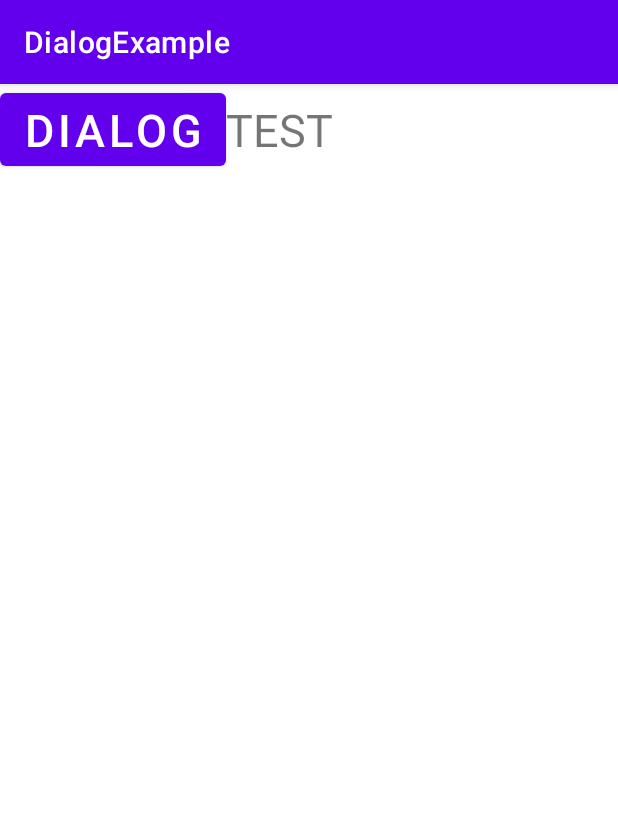
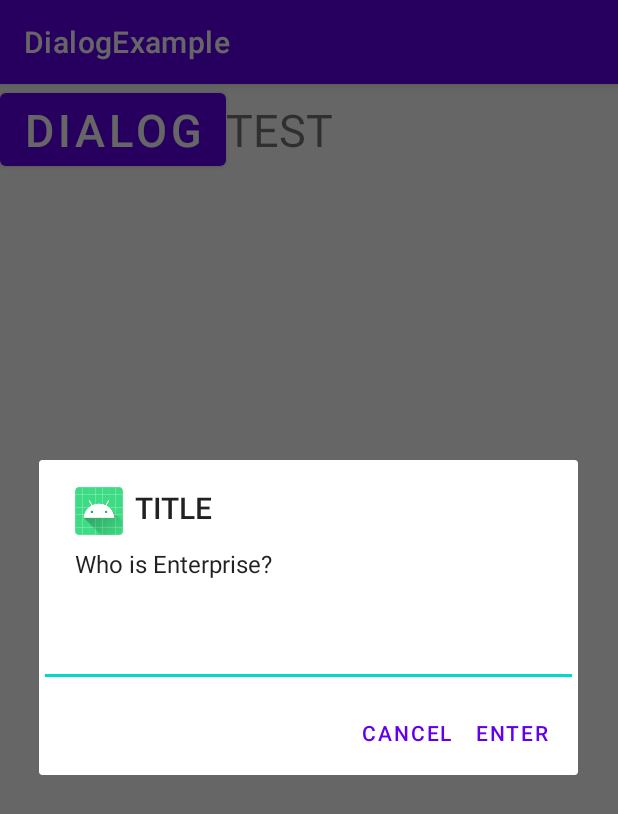
Before and after one commit to ETS-Android1/Android_Study, an Android app: the screen it shows after launch (MainActivity), after a tap on "DIALOG", on a phone screen of 412 x 824 dp. Shown: the top 814 px of the screen. Run offline under Robolectric (Android 15) with nearby library versions, the phone set to English and light mode, and no system bars.

Commit message:
Complete DialogExample Project

```diff
--- a/DialogExample/app/src/main/java/com/example/dialogexample/MainActivity.java
+++ b/DialogExample/app/src/main/java/com/example/dialogexample/MainActivity.java
@@ -1,10 +1,13 @@
 package com.example.dialogexample;
 
+import androidx.appcompat.app.AlertDialog;
 import androidx.appcompat.app.AppCompatActivity;
 
+import android.content.DialogInterface;
 import android.os.Bundle;
 import android.view.View;
 import android.widget.Button;
+import android.widget.EditText;
 import android.widget.TextView;
 
 public class MainActivity extends AppCompatActivity {
@@ -23,7 +26,31 @@ public class MainActivity extends AppCompatActivity {
         dialogBtn.setOnClickListener(new View.OnClickListener() {
             @Override
             public void onClick(View v) {
+                AlertDialog.Builder ad = new AlertDialog.Builder(MainActivity.this);
+                ad.setIcon(R.mipmap.ic_launcher);
+                ad.setTitle("TITLE");
+                ad.setMessage("Who is Enterprise?");
 
+                final EditText et = new EditText(MainActivity.this);
+                ad.setView(et);
+
+                ad.setPositiveButton("Enter", new DialogInterface.OnClickListener() {
+                    @Override
+                    public void onClick(DialogInterface dialog, int which) {
+                        String result = et.getText().toString();
+                        tvResult.setText(result);
+                        dialog.dismiss();
+                    }
+                });
+
+                ad.setNegativeButton("Cancel", new DialogInterface.OnClickListener() {
+                    @Override
+                    public void onClick(DialogInterface dialog, int which) {
+                        dialog.dismiss();
+                    }
+                });
+
+                ad.show();
             }
         });
 
```
